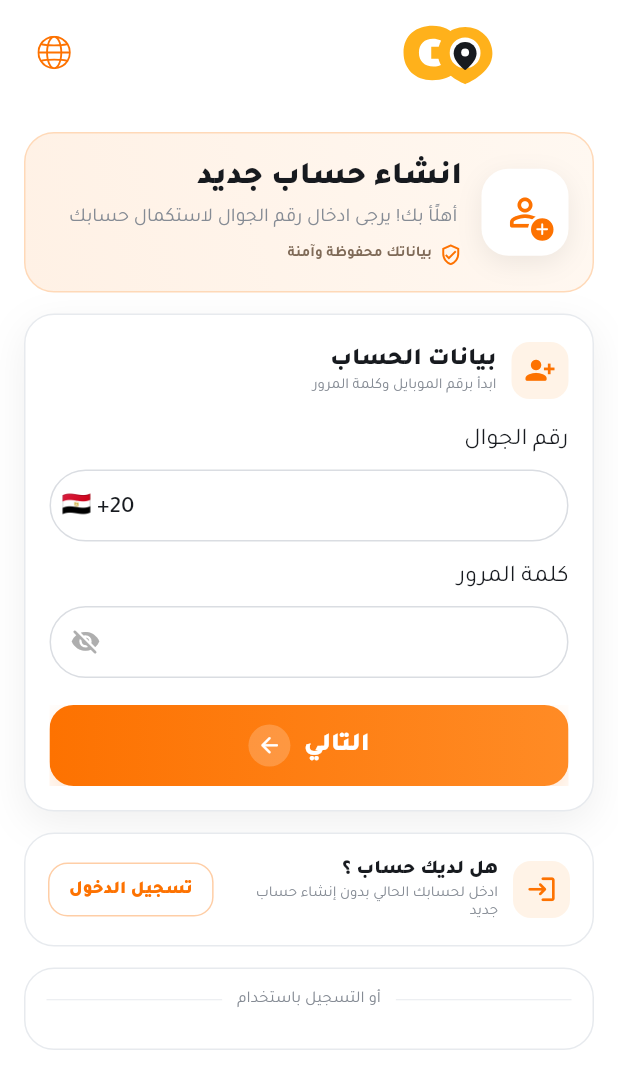
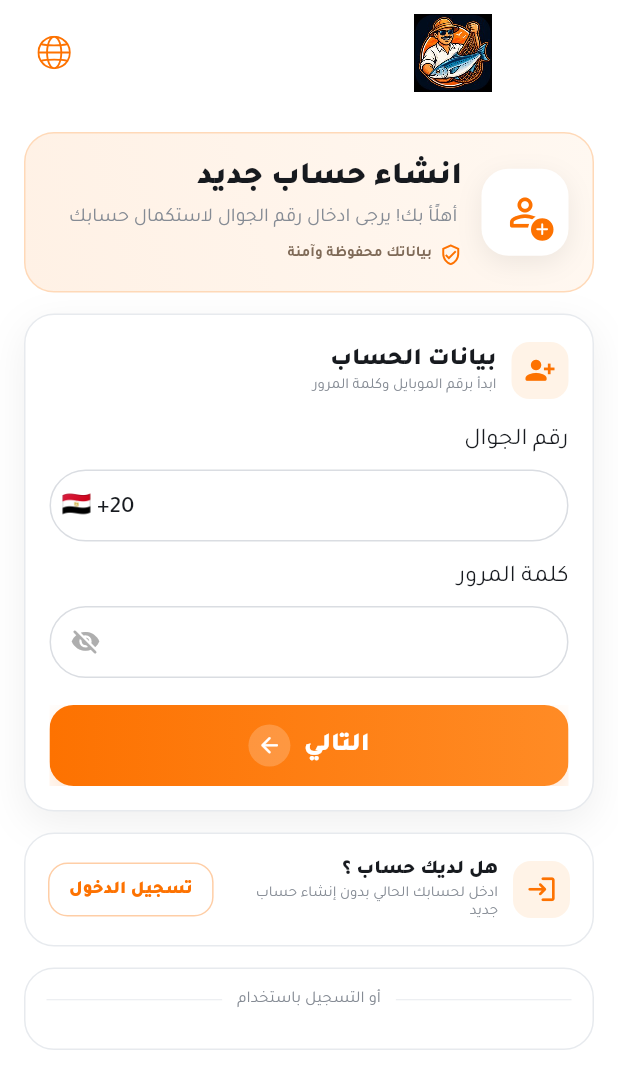
Before and after one commit to omarmakramelbaz-hub/Go-customer, a Flutter app: the RegisterScreen screen opened by its route, on a phone screen of 412 x 824 dp. Shown: the top 1089 px of the screen. Run offline on Flutter 3.47's test engine with Material 3 defaults, Android fonts, the phone set to English and light mode, and no system bars; our stand-ins replace bot_toast, cached_network_image, carousel_slider, cloud_firestore, country_picker, dio and 32 more; missing offline and left inert: custom_timer, dart:html, dart:js, defer_pointer, flutter_facebook_auth, flutter_inappwebview and 3 more; accounts and stored records are empty; statements that could not run were skipped; project files that could hold a hidden picture were left out; key blocks and very long unbroken strings in the code were emptied for the run.

Commit message:
Align Go Customer registration logo with approved identity

```diff
--- a/lib/view/layout/auth/screen/register_screen.dart
+++ b/lib/view/layout/auth/screen/register_screen.dart
@@ -1,6 +1,5 @@
 import 'package:country_picker/country_picker.dart';
 import 'package:flutter/material.dart';
-import 'package:flutter_svg/flutter_svg.dart';
 import 'package:provider/provider.dart';
 
 import '../../../../helpers/extension/string_extension.dart';
@@ -70,7 +69,7 @@ class _RegisterScreenState extends State<RegisterScreen> with ValidationMixin {
               showLang: true,
               centerTitle: false,
               height: 70,
-              title: SvgPicture.asset(GoCustomerIdentity.logoAsset, height: 44),
+              title: Image.asset('assets/app_icon_master.png', height: 52, width: 76, fit: BoxFit.contain, filterQuality: FilterQuality.high),
               appBarColor: Colors.white,
             ),
             body: SafeArea(
```
